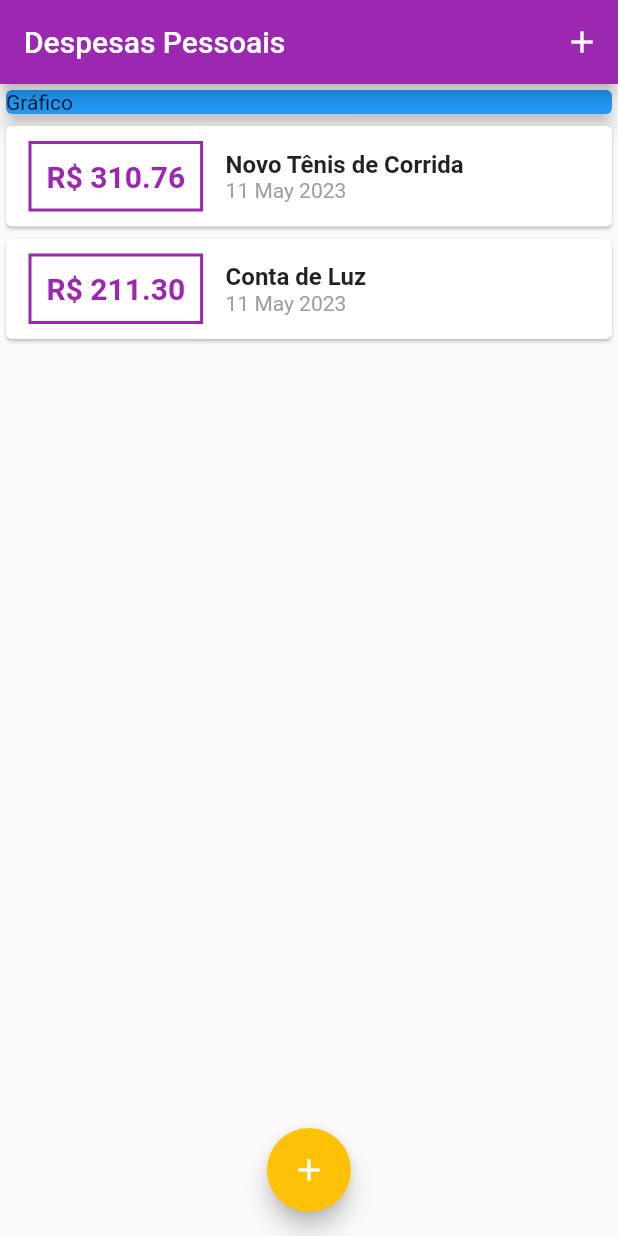
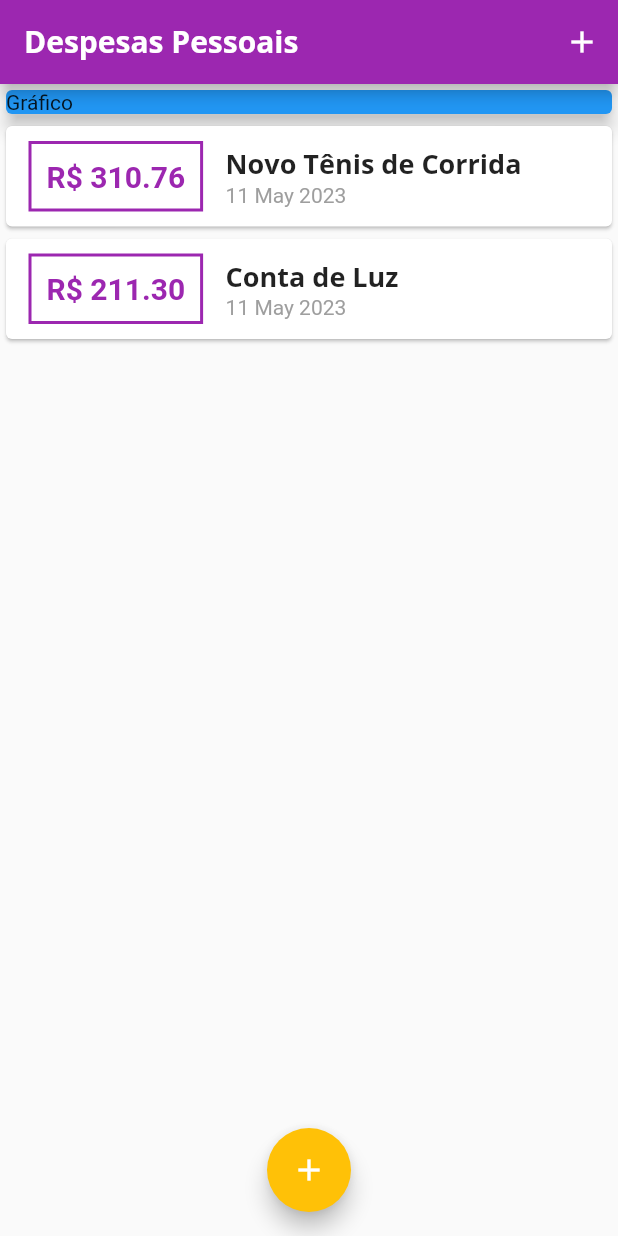
Before and after one commit to Gabrielhlc/expenses, a Flutter app: the screen it shows after launch, on a phone screen of 412 x 824 dp. Run offline on Flutter 3.47's test engine with Material 2 defaults, Android fonts, the phone set to English and light mode, and no system bars.

Commit message:
feat: fonts and text theme styles

```diff
--- a/lib/components/transaction_list.dart
+++ b/lib/components/transaction_list.dart
@@ -44,10 +44,7 @@ class TransactionList extends StatelessWidget {
                   children: <Widget>[
                     Text(
                       tr.title,
-                      style: const TextStyle(
-                        fontWeight: FontWeight.bold,
-                        fontSize: 16,
-                      ),
+                      style: Theme.of(context).textTheme.titleLarge,
                     ),
                     Text(
                       DateFormat('d MMM y').format(tr.date),
--- a/lib/main.dart
+++ b/lib/main.dart
@@ -16,6 +16,21 @@ class ExpensesApp extends StatelessWidget {
       theme: ThemeData(
         colorScheme: ColorScheme.fromSwatch(primarySwatch: Colors.purple)
             .copyWith(secondary: Colors.amber),
+        fontFamily: 'Quicksand',
+        textTheme: ThemeData.light().textTheme.copyWith(
+              titleLarge: const TextStyle(
+                fontFamily: 'OpenSans',
+                fontSize: 18,
+                fontWeight: FontWeight.bold,
+              ),
+            ),
+        appBarTheme: const AppBarTheme(
+          titleTextStyle: TextStyle(
+            fontFamily: 'OpenSans',
+            fontSize: 20,
+            fontWeight: FontWeight.bold,
+          ),
+        ),
       ),
     );
   }
```
Also changed, not shown: pubspec.yaml (+11 -11 lines), assets/fonts/OpenSans-Bold.ttf (added), assets/fonts/OpenSans-Regular.ttf (added), assets/fonts/Quicksand-Bold.ttf (added), assets/fonts/Quicksand-Light.ttf (added), assets/fonts/Quicksand-Medium.ttf (added), assets/fonts/Quicksand-Regular.ttf (added).
